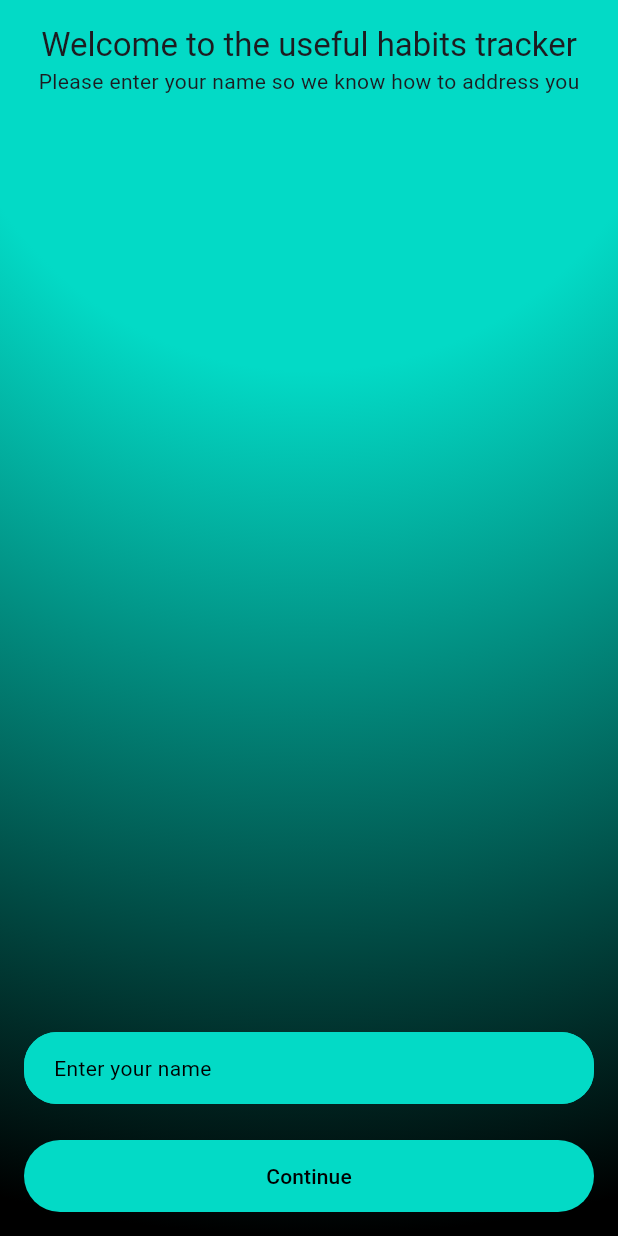
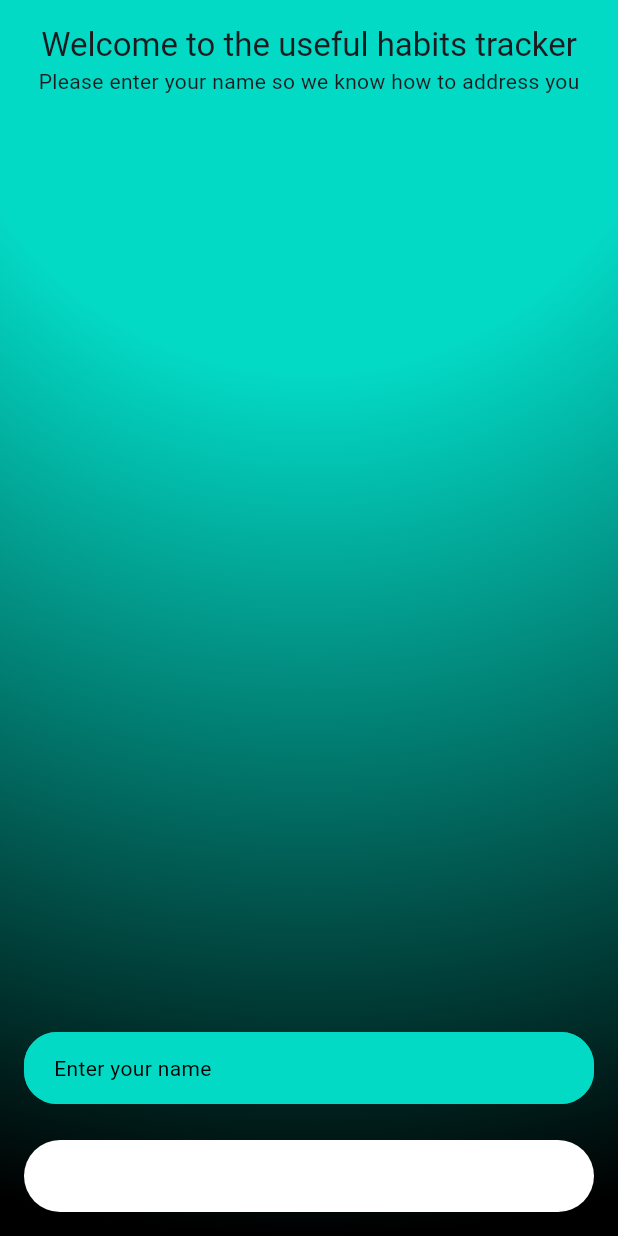
Before and after one commit to KsArt-IT/HabitCurrent-Flutter, a Flutter app: the HelloScreen screen opened by its route, on a phone screen of 412 x 824 dp. Run offline on Flutter 3.47's test engine with Material 3 defaults, Android fonts, the phone set to English and light mode, and no system bars; our stand-ins replace auto_route, get_it; statements that could not run were skipped.

Commit message:
refactor: update PrimaryButton styles for improved consistency

```diff
--- a/app/lib/ui/widgets/primary_button.dart
+++ b/app/lib/ui/widgets/primary_button.dart
@@ -23,20 +23,18 @@ class PrimaryButton extends StatelessWidget {
       child: ElevatedButton(
         onPressed: disabled ? null : onPressed,
         style: ElevatedButton.styleFrom(
-          backgroundColor: theme.colorScheme.secondary,
-          disabledBackgroundColor: theme.colorScheme.secondaryFixed,
+          backgroundColor: theme.colorScheme.surfaceContainerLow,
+          disabledBackgroundColor: theme.colorScheme.surfaceContainerLowest,
           foregroundColor: theme.colorScheme.onSecondary,
-
+          disabledForegroundColor: theme.colorScheme.onInverseSurface,
+          textStyle: theme.textTheme.labelLarge,
+          elevation: 0,
           shape: RoundedRectangleBorder(
             borderRadius: BorderRadius.circular(Constants.buttonRadius),
           ),
+          // elevation: 6,
         ),
-        child: Text(
-          label,
-          style: theme.textTheme.labelLarge?.copyWith(
-            color: theme.colorScheme.onSecondary,
-          ),
-        ),
+        child: Text(label),
       ),
     );
   }
```
